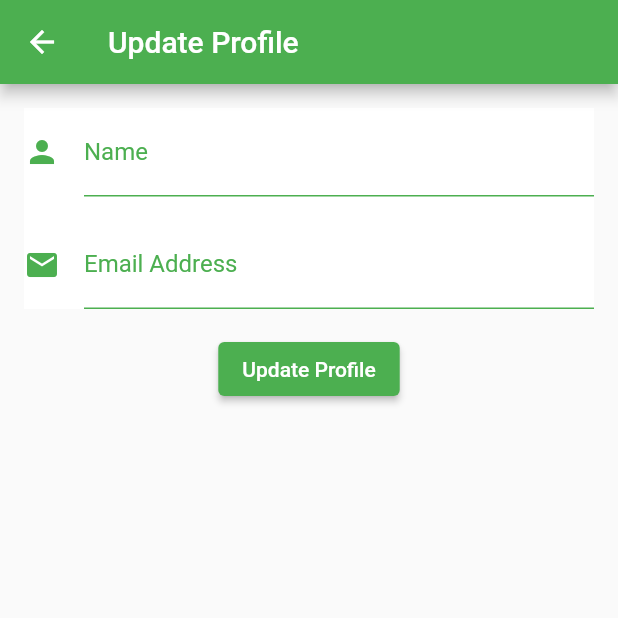
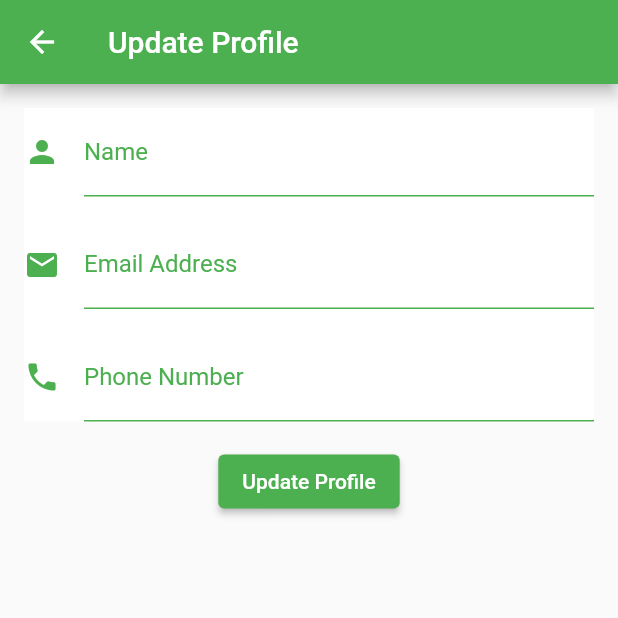
Before and after one commit to singhao3/TaskMatch, a Flutter app: the RootPage screen opened directly, after a tap on "Update Profile", on a phone screen of 412 x 824 dp, the top half of it. Run offline on Flutter 3.47's test engine with Material 2 defaults, Android fonts, the light colour scheme and no system bars; our stand-ins replace animated_text_kit, cloud_firestore, firebase_auth, firebase_core, firebase_storage, image_picker; accounts and stored records are empty.

Commit message:
Update customform.dart

```diff
--- a/lib/pages/profilepage/customform.dart
+++ b/lib/pages/profilepage/customform.dart
@@ -13,12 +13,13 @@ class MyCustomForm extends StatefulWidget {
 class MyCustomFormState extends State<MyCustomForm> {
   final _formKey = GlobalKey<FormState>();
   String? username;
-  User? user;
+  String? phoneNumber;
+  User? user = Auth().currentUser;
 
   @override
   void initState() {
     super.initState();
-    user = Auth().currentUser;
+    // Call a function to fetch the user ID and email from Firebase
     fetchUserData();
   }
 
@@ -26,11 +27,12 @@ class MyCustomFormState extends State<MyCustomForm> {
     final uid = user?.uid;
     if (uid != null) {
       final snapshot =
-          await FirebaseFirestore.instance.collection('task_seekers').doc(uid).get();
+          await FirebaseFirestore.instance.collection('task_doers').doc(uid).get();
       final data = snapshot.data();
       if (data != null) {
         setState(() {
-          username = data['name'] ?? '';
+          username = data['name'] ?? ''; // Update the username state variable
+          phoneNumber = data['phone_number'] ?? ''; // Update the phoneNumber state variable
         });
       }
     }
@@ -47,7 +49,7 @@ class MyCustomFormState extends State<MyCustomForm> {
           children: <Widget>[
             TextFormField(
               initialValue: username,
-              readOnly: true, // Make the field read-only
+              readOnly: false, // Make the field read-only
               decoration: InputDecoration(
                 icon: Icon(Icons.person, color: Colors.green),
                 labelText: 'Name',
@@ -64,10 +66,27 @@ class MyCustomFormState extends State<MyCustomForm> {
             SizedBox(height: 16),
             TextFormField(
               initialValue: user?.email, // Display the email from Firebase
-              readOnly: true, // Make the field read-only
+              readOnly: false, // Make the field read-only
               decoration: InputDecoration(
                 icon: Icon(Icons.email, color: Colors.green),
                 labelText: 'Email Address',
+                labelStyle: TextStyle(color: Colors.green),
+                enabledBorder: UnderlineInputBorder(
+                  borderSide: BorderSide(color: Colors.green),
+                ),
+                focusedBorder: UnderlineInputBorder(
+                  borderSide: BorderSide(color: Colors.green),
+                ),
+              ),
+              style: TextStyle(color: Colors.green),
+            ),
+            SizedBox(height: 16),
+            TextFormField(
+              initialValue: phoneNumber,
+              readOnly: false, // Make the field read-only
+              decoration: InputDecoration(
+                icon: Icon(Icons.phone, color: Colors.green),
+                labelText: 'Phone Number',
                 labelStyle: TextStyle(color: Colors.green),
                 enabledBorder: UnderlineInputBorder(
                   borderSide: BorderSide(color: Colors.green),
```
